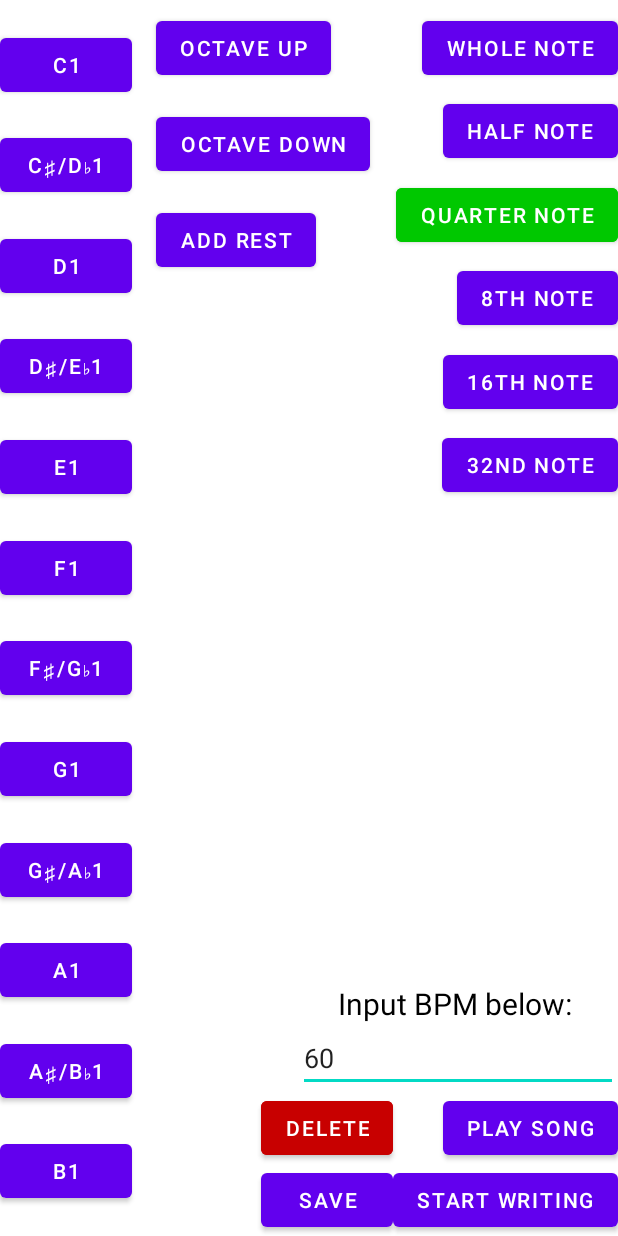
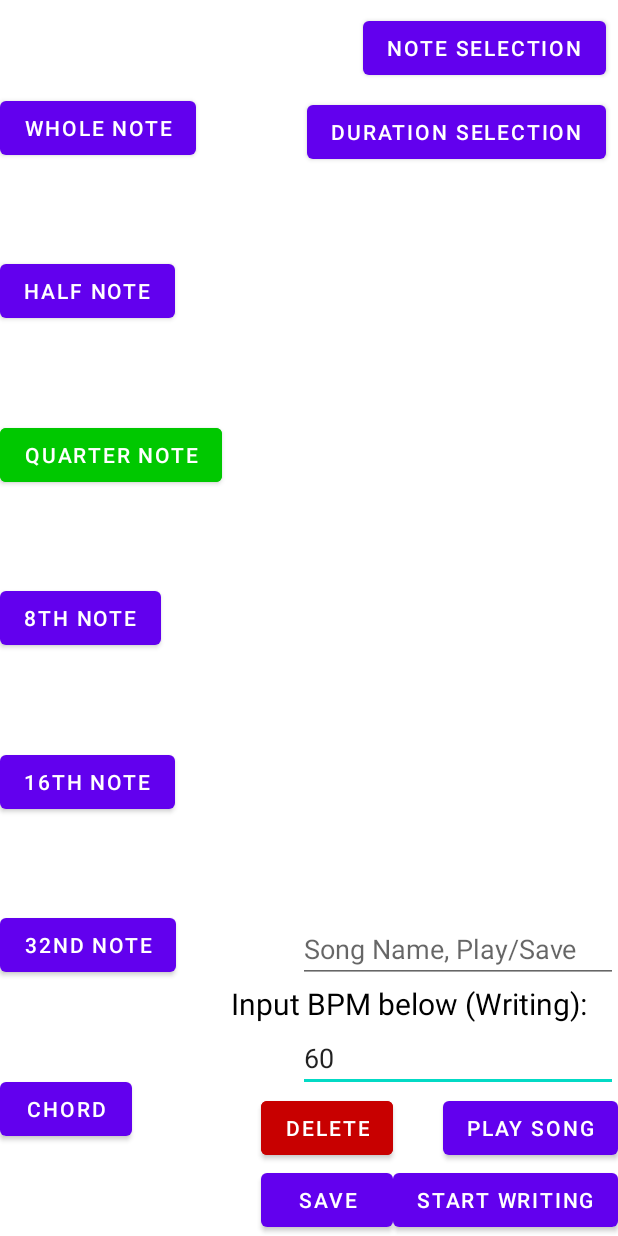
Before and after one commit to JaydenPease/SoundBoard-Project, an Android app: the layout activity_main.xml on its own in the app's theme, with its tools: preview values and no code run, on a phone screen of 412 x 824 dp. Run offline under Robolectric (Android 15) with nearby library versions, the phone set to English and light mode, and no system bars.

Commit message:
figure out how to display all saved songs and select one

```diff
--- a/app/src/main/res/layout/activity_main.xml
+++ b/app/src/main/res/layout/activity_main.xml
@@ -5,6 +5,13 @@
     android:layout_width="match_parent"
     android:layout_height="match_parent"
     tools:context=".MainActivity">
+
+    <androidx.constraintlayout.widget.Group
+        android:id="@+id/group_main_notes"
+        android:layout_width="wrap_content"
+        android:layout_height="wrap_content"
+        app:constraint_referenced_ids="button_main_c,button_main_csdb,button_main_d,button_main_dseb,button_main_e,button_main_f,button_main_fsgb,button_main_g,button_main_gsab,button_main_a,button_main_asbb,button_main_b,button_main_octaveDown,button_main_octaveUp,button_main_rest"
+        tools:visibility="gone" />
 
     <Button
         android:id="@+id/button_main_playSong"
@@ -126,28 +133,43 @@
         android:layout_width="wrap_content"
         android:layout_height="wrap_content"
         android:text="B1"
-        app:layout_constraintBottom_toBottomOf="parent"
-        app:layout_constraintStart_toStartOf="parent"
+        app:layout_constraintBottom_toTopOf="@+id/button_main_octaveUp"
+        app:layout_constraintStart_toStartOf="@+id/button_main_octaveUp"
         app:layout_constraintTop_toBottomOf="@+id/button_main_asbb" />
 
     <Button
         android:id="@+id/button_main_octaveDown"
         android:layout_width="wrap_content"
         android:layout_height="wrap_content"
-        android:layout_marginTop="16dp"
         android:text="Octave Down"
-        app:layout_constraintStart_toStartOf="@+id/button_main_octaveUp"
+        app:layout_constraintBottom_toTopOf="@+id/button_main_rest"
+        app:layout_constraintStart_toStartOf="@+id/button_main_rest"
         app:layout_constraintTop_toBottomOf="@+id/button_main_octaveUp" />
 
     <Button
         android:id="@+id/button_main_octaveUp"
         android:layout_width="wrap_content"
         android:layout_height="wrap_content"
-        android:layout_marginStart="16dp"
-        android:layout_marginTop="8dp"
         android:text="Octave Up"
-        app:layout_constraintStart_toEndOf="@+id/button_main_c"
-        app:layout_constraintTop_toTopOf="parent" />
+        app:layout_constraintBottom_toTopOf="@+id/button_main_octaveDown"
+        app:layout_constraintStart_toStartOf="@+id/button_main_octaveDown"
+        app:layout_constraintTop_toBottomOf="@+id/button_main_b" />
+
+    <Button
+        android:id="@+id/button_main_rest"
+        android:layout_width="wrap_content"
+        android:layout_height="wrap_content"
+        android:text="Add rest"
+        app:layout_constraintBottom_toBottomOf="parent"
+        app:layout_constraintStart_toStartOf="parent"
+        app:layout_constraintTop_toBottomOf="@+id/button_main_octaveDown" />
+
+    <androidx.constraintlayout.widget.Group
+        android:id="@+id/group_main_durations"
+        android:layout_width="wrap_content"
+        android:layout_height="wrap_content"
+        app:constraint_referenced_ids="button_main_wholeNote,button_main_halfNote,button_main_quarterNote,button_main_eighthNote,button_main_sixteenthNote,button_main_thirtySecondNote,button_main_chord"
+        tools:visibility="visible" />
 
     <Button
         android:id="@+id/button_main_wholeNote"
@@ -155,7 +177,7 @@
         android:layout_height="wrap_content"
         android:text="Whole note"
         app:layout_constraintBottom_toTopOf="@+id/button_main_halfNote"
-        app:layout_constraintEnd_toEndOf="parent"
+        app:layout_constraintStart_toStartOf="@+id/button_main_b"
         app:layout_constraintTop_toTopOf="parent" />
 
     <Button
@@ -164,7 +186,7 @@
         android:layout_height="wrap_content"
         android:text="half note"
         app:layout_constraintBottom_toTopOf="@+id/button_main_quarterNote"
-        app:layout_constraintEnd_toEndOf="@+id/button_main_wholeNote"
+        app:layout_constraintStart_toStartOf="@+id/button_main_wholeNote"
         app:layout_constraintTop_toBottomOf="@+id/button_main_wholeNote" />
 
     <Button
@@ -176,7 +198,7 @@
         android:text="quarter note"
         android:textColorHighlight="#2196F3"
         app:layout_constraintBottom_toTopOf="@+id/button_main_eighthNote"
-        app:layout_constraintEnd_toEndOf="@+id/button_main_halfNote"
+        app:layout_constraintStart_toStartOf="@+id/button_main_halfNote"
         app:layout_constraintTop_toBottomOf="@+id/button_main_halfNote"
         app:strokeColor="#2196F3" />
 
@@ -186,7 +208,7 @@
         android:layout_height="wrap_content"
         android:text="8th note"
         app:layout_constraintBottom_toTopOf="@+id/button_main_sixteenthNote"
-        app:layout_constraintEnd_toEndOf="@+id/button_main_quarterNote"
+        app:layout_constraintStart_toStartOf="@+id/button_main_quarterNote"
         app:layout_constraintTop_toBottomOf="@+id/button_main_quarterNote" />
 
     <Button
@@ -195,7 +217,7 @@
         android:layout_height="wrap_content"
         android:text="16th note"
         app:layout_constraintBottom_toTopOf="@+id/button_main_thirtySecondNote"
-        app:layout_constraintEnd_toEndOf="@+id/button_main_eighthNote"
+        app:layout_constraintStart_toStartOf="@+id/button_main_eighthNote"
         app:layout_constraintTop_toBottomOf="@+id/button_main_eighthNote" />
 
     <Button
@@ -203,17 +225,17 @@
         android:layout_width="wrap_content"
         android:layout_height="wrap_content"
         android:text="32nd note"
-        app:layout_constraintBottom_toTopOf="@+id/guideline_main_bottomOfNoteTypes"
-        app:layout_constraintEnd_toEndOf="@+id/button_main_sixteenthNote"
+        app:layout_constraintBottom_toTopOf="@+id/button_main_chord"
+        app:layout_constraintStart_toStartOf="@+id/button_main_sixteenthNote"
         app:layout_constraintTop_toBottomOf="@+id/button_main_sixteenthNote" />
 
-    <androidx.constraintlayout.widget.Guideline
-        android:id="@+id/guideline_main_bottomOfNoteTypes"
+    <Button
+        android:id="@+id/button_main_chord"
         android:layout_width="wrap_content"
         android:layout_height="wrap_content"
-        android:orientation="horizontal"
+        android:text="Chord"
         app:layout_constraintBottom_toBottomOf="parent"
-        app:layout_constraintGuide_begin="342dp"
+        app:layout_constraintStart_toStartOf="@+id/button_main_thirtySecondNote"
         app:layout_constraintTop_toBottomOf="@+id/button_main_thirtySecondNote" />
 
     <EditText
@@ -225,28 +247,20 @@
         android:inputType="number"
         android:text="60"
         app:layout_constraintBottom_toTopOf="@+id/button_main_playSong"
-        app:layout_constraintEnd_toEndOf="parent" />
+        app:layout_constraintEnd_toEndOf="parent"
+        tools:ignore="TouchTargetSizeCheck" />
 
     <TextView
         android:id="@+id/textView_main_bpmIndicator"
         android:layout_width="wrap_content"
         android:layout_height="wrap_content"
-        android:text="Input BPM below:"
+        android:text="Input BPM below (Writing):"
         android:textColor="#000000"
         android:textSize="20sp"
         app:layout_constraintBottom_toTopOf="@+id/editText_main_bpm"
         app:layout_constraintEnd_toEndOf="parent"
         app:layout_constraintHorizontal_bias="0.88"
         app:layout_constraintStart_toStartOf="parent" />
-
-    <Button
-        android:id="@+id/button_main_rest"
-        android:layout_width="wrap_content"
-        android:layout_height="wrap_content"
-        android:layout_marginTop="16dp"
-        android:text="Add rest"
-        app:layout_constraintStart_toStartOf="@+id/button_main_octaveDown"
-        app:layout_constraintTop_toBottomOf="@+id/button_main_octaveDown" />
 
     <Button
         android:id="@+id/button_main_save"
@@ -265,4 +279,35 @@
         app:layout_constraintBottom_toTopOf="@+id/button_main_save"
         app:layout_constraintStart_toStartOf="@+id/button_main_save" />
 
+    <EditText
+        android:id="@+id/editText_main_songName"
+        android:layout_width="wrap_content"
+        android:layout_height="wrap_content"
+        android:ems="10"
+        android:hint="Song Name, Play/Save"
+        android:inputType="textPersonName"
+        app:layout_constraintBottom_toTopOf="@+id/textView_main_bpmIndicator"
+        app:layout_constraintEnd_toEndOf="parent"
+        tools:ignore="TouchTargetSizeCheck" />
+
+    <Button
+        android:id="@+id/button_main_noteSelection"
+        android:layout_width="wrap_content"
+        android:layout_height="wrap_content"
+        android:layout_marginTop="8dp"
+        android:layout_marginEnd="8dp"
+        android:text="Note selection"
+        app:layout_constraintEnd_toEndOf="parent"
+        app:layout_constraintTop_toTopOf="parent" />
+
+    <Button
+        android:id="@+id/button_main_durationSelection"
+        android:layout_width="wrap_content"
+        android:layout_height="wrap_content"
+        android:layout_marginTop="8dp"
+        android:layout_marginEnd="8dp"
+        android:text="duration selection"
+        app:layout_constraintEnd_toEndOf="parent"
+        app:layout_constraintTop_toBottomOf="@+id/button_main_noteSelection" />
+
 </androidx.constraintlayout.widget.ConstraintLayout>
```
Also changed, not shown: app/src/main/java/com/mistershorr/soundboard/MainActivity.kt (+70 -49 lines), app/src/main/java/com/mistershorr/soundboard/Song.kt (added, +7 -0 lines).
